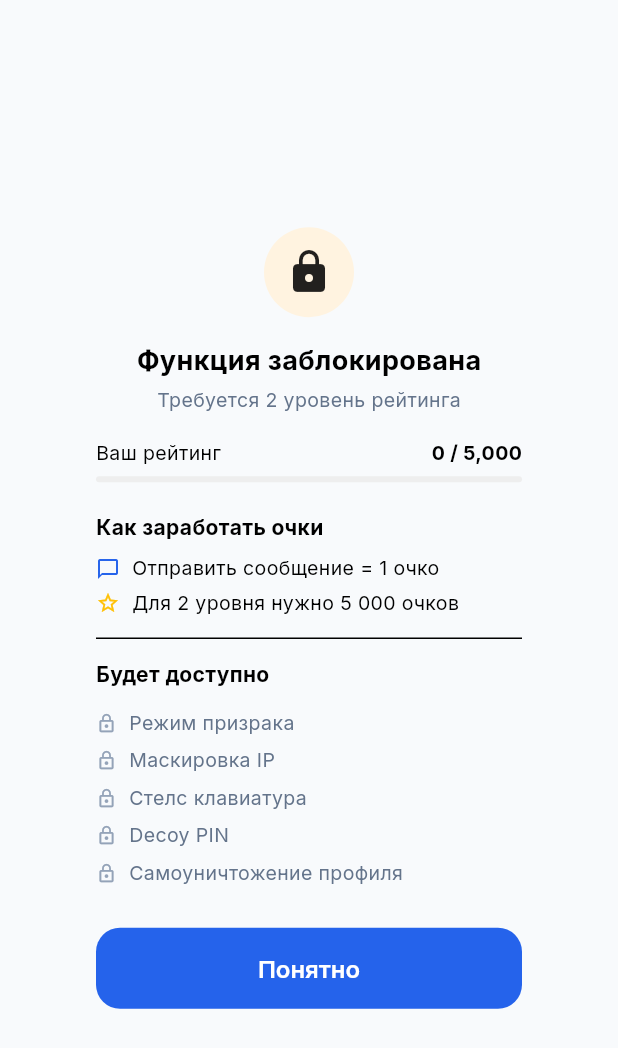
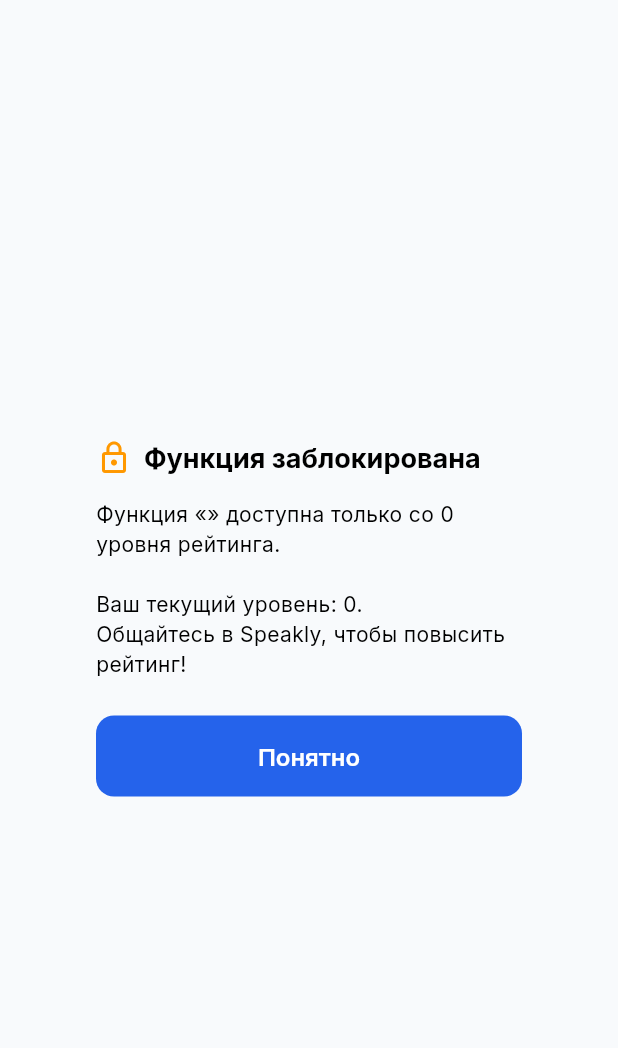
Before and after one commit to vectoramir27-svg/-, a Flutter app: the LevelLockedDialog widget shown alone on an empty page, opened directly with empty values, on a phone screen of 412 x 824 dp. Shown: the top 1048 px of the screen. Run offline on Flutter 3.47's test engine with Material 3 defaults, Android fonts, the phone set to English and light mode, and no system bars; our stand-ins replace google_fonts, shared_preferences; accounts and stored records are empty.

Commit message:
Update level_locked_dialog.dart

```diff
--- a/lib/features/privacy/widgets/level_locked_dialog.dart
+++ b/lib/features/privacy/widgets/level_locked_dialog.dart
@@ -2,100 +2,42 @@ import 'package:flutter/material.dart';
 import '../../../core/constants/app_colors.dart';
 
 class LevelLockedDialog extends StatelessWidget {
-  final int currentPoints;
+  final int currentLevel;
+  final int requiredLevel;
+  final String featureName;
 
-  const LevelLockedDialog({super.key, required this.currentPoints});
+  const LevelLockedDialog({
+    super.key,
+    required this.currentLevel,
+    required this.requiredLevel,
+    required this.featureName,
+  });
 
   @override
   Widget build(BuildContext context) {
-    return Dialog(
-      shape: RoundedRectangleBorder(borderRadius: BorderRadius.circular(24)),
-      child: Padding(
-        padding: const EdgeInsets.all(24),
-        child: Column(
-          mainAxisSize: MainAxisSize.min,
-          children: [
-            Container(
-              width: 60,
-              height: 60,
-              decoration: BoxDecoration(
-                shape: BoxShape.circle,
-                color: Colors.orange.shade50,
-              ),
-              child: const Icon(Icons.lock, color: AppColors.warningOrange, size: 32),
-            ),
-            const SizedBox(height: 16),
-            const Text("Функция заблокирована", style: TextStyle(fontSize: 18, fontWeight: FontWeight.bold)),
-            const SizedBox(height: 4),
-            const Text("Требуется 2 уровень рейтинга", style: TextStyle(color: AppColors.textGray, fontSize: 13)),
-            const SizedBox(height: 16),
-            Row(
-              mainAxisAlignment: MainAxisAlignment.spaceBetween,
-              children: [
-                const Text("Ваш рейтинг", style: TextStyle(fontSize: 13)),
-                Text("$currentPoints / 5,000", style: const TextStyle(fontWeight: FontWeight.bold, fontSize: 13)),
-              ],
-            ),
-            const SizedBox(height: 6),
-            LinearProgressIndicator(
-              value: currentPoints / 5000,
-              backgroundColor: Colors.grey.shade200,
-              valueColor: const AlwaysStoppedAnimation<Color>(AppColors.primaryBlue),
-              borderRadius: BorderRadius.circular(4),
-            ),
-            const SizedBox(height: 20),
-            const Align(
-              alignment: Alignment.centerLeft,
-              child: Text("Как заработать очки", style: TextStyle(fontWeight: FontWeight.bold, fontSize: 14)),
-            ),
-            const SizedBox(height: 8),
-            Row(
-              children: const [
-                Icon(Icons.chat_bubble_outline, size: 16, color: AppColors.primaryBlue),
-                SizedBox(width: 8),
-                Text("Отправить сообщение = 1 очко", style: TextStyle(fontSize: 13)),
-              ],
-            ),
-            const SizedBox(height: 4),
-            Row(
-              children: const [
-                Icon(Icons.star_outline, size: 16, color: Colors.amber),
-                SizedBox(width: 8),
-                Text("Для 2 уровня нужно 5 000 очков", style: TextStyle(fontSize: 13)),
-              ],
-            ),
-            const Divider(height: 28),
-            const Align(
-              alignment: Alignment.centerLeft,
-              child: Text("Будет доступно", style: TextStyle(fontWeight: FontWeight.bold, fontSize: 14)),
-            ),
-            const SizedBox(height: 10),
-            _featureItem("Режим призрака"),
-            _featureItem("Маскировка IP"),
-            _featureItem("Стелс клавиатура"),
-            _featureItem("Decoy PIN"),
-            _featureItem("Самоуничтожение профиля"),
-            const SizedBox(height: 24),
-            ElevatedButton(
-              onPressed: () => Navigator.pop(context),
-              child: const Text("Понятно"),
-            )
-          ],
-        ),
-      ),
-    );
-  }
-
-  Widget _featureItem(String name) {
-    return Padding(
-      padding: const EdgeInsets.symmetric(vertical: 3),
-      child: Row(
-        children: [
-          const Icon(Icons.lock_outline, size: 14, color: AppColors.textMuted),
-          const SizedBox(width: 8),
-          Text(name, style: const TextStyle(color: AppColors.textGray, fontSize: 13)),
+    return AlertDialog(
+      shape: RoundedRectangleBorder(borderRadius: BorderRadius.circular(20)),
+      title: Row(
+        children: const [
+          Icon(Icons.lock_outline, color: Colors.orange),
+          SizedBox(width: 8),
+          Text("Функция заблокирована", style: TextStyle(fontSize: 18, fontWeight: FontWeight.bold)),
         ],
       ),
+      content: Text(
+        "Функция «$featureName» доступна только со $requiredLevel уровня рейтинга.\n\nВаш текущий уровень: $currentLevel.\nОбщайтесь в Speakly, чтобы повысить рейтинг!",
+        style: const TextStyle(fontSize: 14, height: 1.4),
+      ),
+      actions: [
+        ElevatedButton(
+          style: ElevatedButton.styleFrom(
+            backgroundColor: AppColors.primaryBlue,
+            shape: RoundedRectangleBorder(borderRadius: BorderRadius.circular(12)),
+          ),
+          onPressed: () => Navigator.pop(context),
+          child: const Text("Понятно", style: TextStyle(color: Colors.white)),
+        ),
+      ],
     );
   }
 }
```
